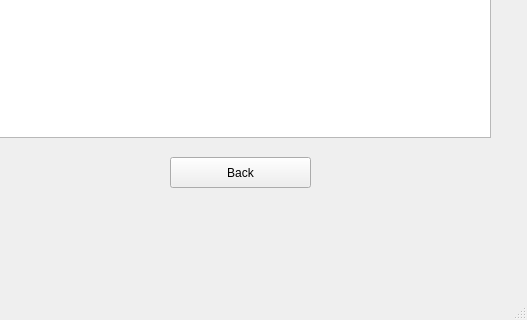
First picture: the form in aircraft .ui, repository Muneeba-Badar/DB-Final-Project, before the edit; both pictures show x 470 to 997 and y 263 to 583 of the 997 by 583 pixel window.
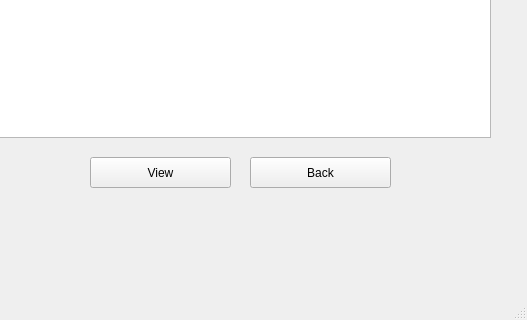
Second picture: the form after the edit.

```diff
--- a/aircraft .ui
+++ b/aircraft .ui
@@ -131,7 +131,7 @@
    <widget class="QPushButton" name="aircraftBack">
     <property name="geometry">
      <rect>
-      <x>640</x>
+      <x>720</x>
       <y>420</y>
       <width>141</width>
       <height>31</height>
@@ -253,6 +253,19 @@
      </property>
     </column>
    </widget>
+   <widget class="QPushButton" name="aircraftView">
+    <property name="geometry">
+     <rect>
+      <x>560</x>
+      <y>420</y>
+      <width>141</width>
+      <height>31</height>
+     </rect>
+    </property>
+    <property name="text">
+     <string>View</string>
+    </property>
+   </widget>
   </widget>
   <widget class="QMenuBar" name="menubar">
    <property name="geometry">
```
Left out of the diff: 18 changed lines with no effect on the pictures.
